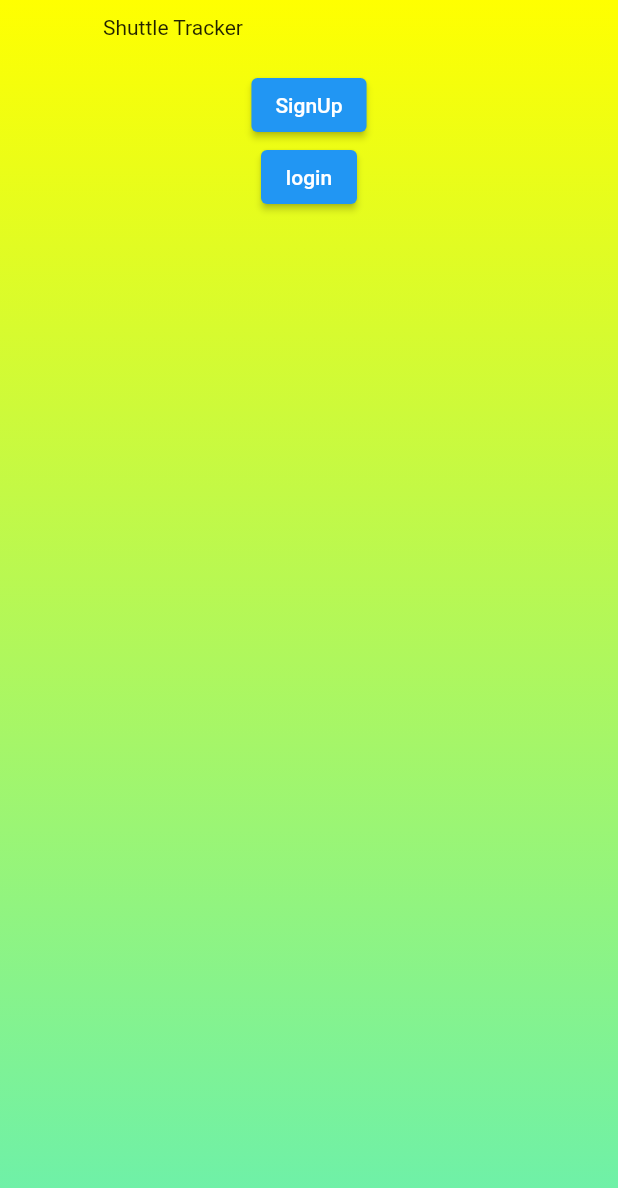
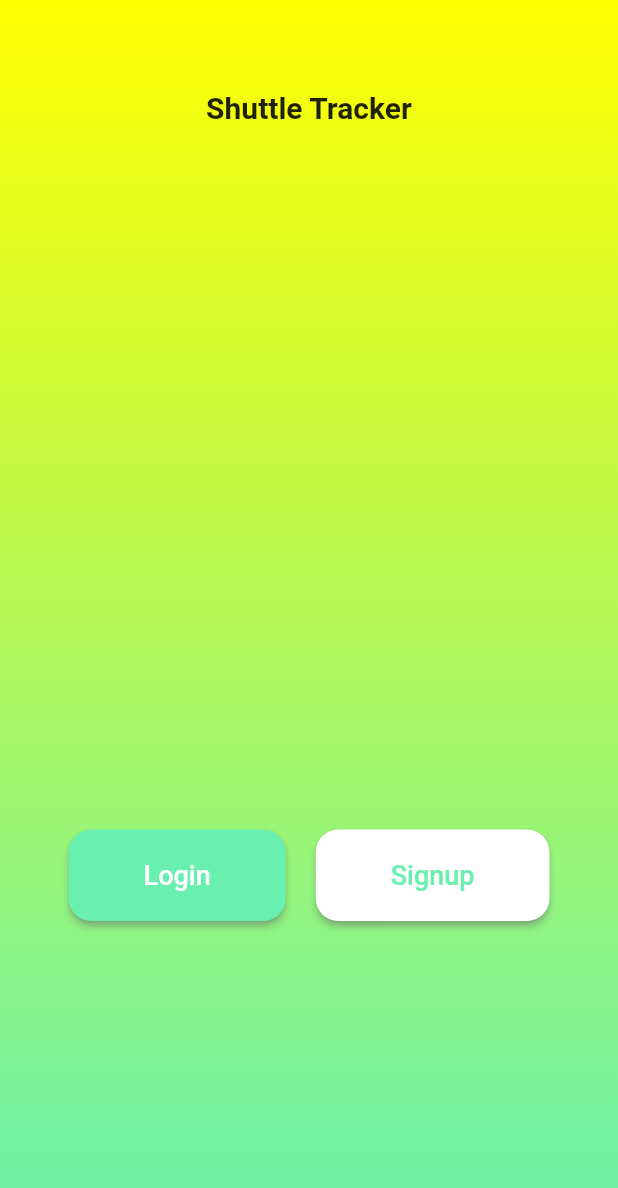
Before and after one commit to SamNyark/Shuttle_Tracker, a Flutter app: the screen it shows after launch, on a phone screen of 412 x 824 dp. Shown: the top 1188 px of the screen. Run offline on Flutter 3.47's test engine with Material 2 defaults, Android fonts, the phone set to English and light mode, and no system bars.

Commit message:
Added the pages to it and made some changes to the welcome page

```diff
--- a/lib/app.dart
+++ b/lib/app.dart
@@ -8,7 +8,8 @@ class MyApp extends StatelessWidget {
   @override
   Widget build(BuildContext context) {
     return MaterialApp(
-      home: welcomePage(context)
+      debugShowCheckedModeBanner: false,
+      home: WelcomePage()
     );
   }
 }
--- a/lib/pages/WelcomePage.dart
+++ b/lib/pages/WelcomePage.dart
@@ -1,11 +1,15 @@
-import 'dart:html';
+import 'package:flutter/material.dart';
+import 'package:shuttle_tracker/pages/signUpPage.dart';
 
-import 'package:flutter/material.dart';
+class WelcomePage extends StatelessWidget {
+  const WelcomePage({ Key? key }) : super(key: key);
 
-Widget welcomePage(BuildContext context) {
+  @override
+  Widget build(BuildContext context) {
     return Scaffold(
     resizeToAvoidBottomInset: false,
-    body: Container(
+    body: SafeArea(
+      child: Container(
         decoration: BoxDecoration(
             gradient: LinearGradient(
                 begin: Alignment.topCenter,
@@ -13,6 +17,7 @@ Widget welcomePage(BuildContext context) {
                 colors: [Colors.yellowAccent, Colors.greenAccent])),
         child: Column(
           children: [
+            SizedBox(height: 50,),
             Container(
                 //logo,
                 ),
@@ -20,8 +25,11 @@ Widget welcomePage(BuildContext context) {
               height: 10,
             ),
             Container(
-            width: MediaQuery.of(context).size.width * 2 / 3,
-            child: Text("Shuttle Tracker"),
+              alignment: Alignment.center,
+              child: Text("Shuttle Tracker", style: TextStyle(
+                fontSize: 20,
+                fontWeight: FontWeight.bold
+              ),),
             ),
             SizedBox(
               height: 20,
@@ -29,28 +37,55 @@ Widget welcomePage(BuildContext context) {
             Container(
                 //Told hold detailed information about the app
                 ),
+                SizedBox(height: 450,),
+            Row(
+              mainAxisAlignment: MainAxisAlignment.center,
+              children: [
                 ElevatedButton(
-              onPressed: signUpClick, //navigate to the signUp page
+              style: ElevatedButton.styleFrom(
+                shape: RoundedRectangleBorder(borderRadius: BorderRadius.circular(15)),
+                padding: EdgeInsets.only(left: 50, right: 50, top: 20, bottom: 20),
+                shadowColor: Colors.grey,
+                primary: Colors.greenAccent
+              ),
+                onPressed: navigate, //navigate to the signUp page
                 child: Text(
-                "SignUp",
-                style: TextStyle(),
+                  "Login",
+                  style: TextStyle(
+                    fontSize: 18
+                  ),
                 )),
+                SizedBox(width: 20),
             ElevatedButton(
-            onPressed: loginClick, //navigate to the signUp page
+              style: ElevatedButton.styleFrom(
+                shape: RoundedRectangleBorder(borderRadius: BorderRadius.circular(15)),
+                padding: EdgeInsets.only(left: 50, right: 50, top: 20, bottom: 20),
+                shadowColor: Colors.grey,
+                primary: Colors.white
+              ),
+              onPressed: navigate, //navigate to the signUp page
               child: Text(
-              "login",
-              style: TextStyle(),
+                "Signup",
+                style: TextStyle(
+                  fontSize: 18,
+                  color: Colors.greenAccent
                 ),
               ),
+            ),
+              ],
+            ) ,
             Container(
                 //To hold the copyright symbol
                 )
           ],
         ),
       ),
+    ),
   );
+
+  }
 }
 
-void signUpClick() {}
+void navigate(){
 
-void loginClick() {}
+}
```
Also changed, not shown: lib/pages/MainPage.dart (added, +17 -0 lines), lib/pages/loginPage.dart (added, +17 -0 lines), lib/pages/signUpPage.dart (added, +17 -0 lines). Lines whose indentation alone changed are shown as unchanged.
